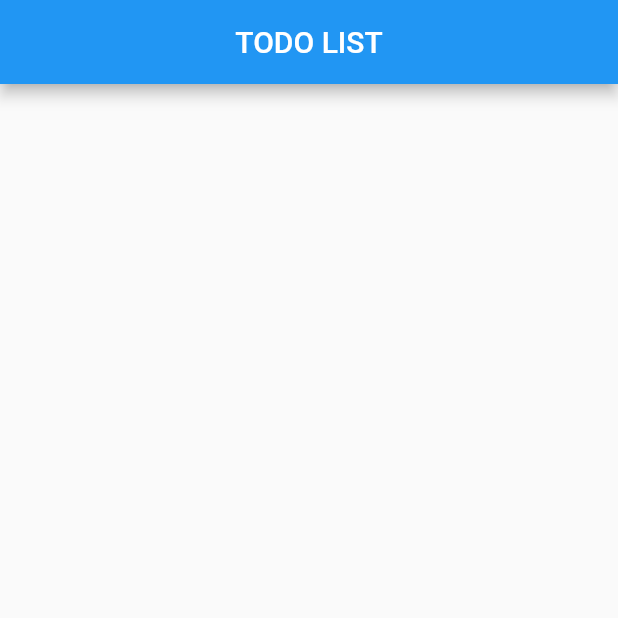
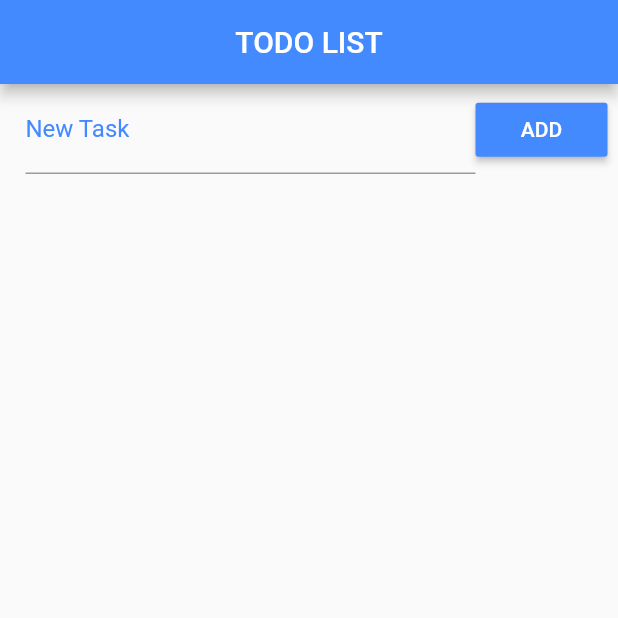
Before and after one commit to eugenio-oliveira/todo_list, a Flutter app: the screen it shows after launch, on a phone screen of 412 x 824 dp, the top half of it. Run offline on Flutter 3.47's test engine with Material 2 defaults, Android fonts, the phone set to English and light mode, and no system bars.

Commit message:
first commit

```diff
--- a/lib/main.dart
+++ b/lib/main.dart
@@ -18,22 +18,128 @@ class Home extends StatefulWidget {
 class _HomeState extends State<Home> {
 
   List _toDoList = [];
+  Map<String, dynamic> _lastItemRemoved;
+  int _lastItemRemovedPos;
+
+  final _taskController = TextEditingController();
+
   @override
   Widget build(BuildContext context) {
     return Scaffold(
       appBar: AppBar(
         title: const Text("TODO LIST"),
+        backgroundColor: Colors.blueAccent,
         centerTitle: true,
+      ),
+      body: Column(
+        children: <Widget>[
+          Container(
+            padding: EdgeInsets.fromLTRB(17.0, 1.0, 7.0, 1.0),
+            child: Row(
+              children: <Widget>[
+                Expanded(
+                  child: TextField(
+                    decoration: InputDecoration(
+                      labelText: "New Task",
+                      labelStyle: TextStyle(color: Colors.blueAccent),
+                    ),
+                    controller: _taskController,
+                  ),
+                ),
+                RaisedButton(
+                  color: Colors.blueAccent,
+                  child: Text("ADD"),
+                  textColor: Colors.white,
+                  onPressed: _addTask,
+                ),
+              ],
+            ),
+          ),
+          Expanded(
+            child: ListView.builder(
+                padding: EdgeInsets.only(top: 10.0),
+                itemCount: _toDoList.length,
+                itemBuilder: buildItem,
+            ),
+          ),
+        ],
       ),
     );
   }
 
-  Future<File>  _getFile() async{
+  Widget buildItem(context, index){
+    return Dismissible(
+      key: Key(DateTime.now().millisecondsSinceEpoch.toString()),
+      background: Container(
+        color: Colors.red,
+        child: Align(
+          alignment: Alignment(-0.9, 0.0),
+            child: Icon(Icons.delete, color: Colors.white),
+        ),
+      ),
+      direction: DismissDirection.startToEnd,
+      child: CheckboxListTile(
+        title: Text(_toDoList[index]["title"]),
+        value: _toDoList[index]["ok"],
+        secondary: CircleAvatar(
+          child: Icon(_toDoList[index]["ok"] ? Icons.check : Icons.error),
+        ),
+        onChanged: (checked){
+          setState(() {
+            _toDoList[index]["ok"] = checked;
+            _saveData();
+          });
+        },
+      ),
+      onDismissed: (direction){
+        setState(() {
+          _lastItemRemoved = Map.from(_toDoList[index]);
+          _lastItemRemovedPos = index;
+          _toDoList.removeAt(index);
+          _saveData();
+          final snackBar = SnackBar(
+            content: Text("Task \"${_lastItemRemoved["title"]}\" deleted."),
+            action: SnackBarAction(label: "Undo", onPressed: (){
+              setState(() {
+                _toDoList.insert(_lastItemRemovedPos, _lastItemRemoved);
+                _saveData();
+              });
+            }),
+            duration: Duration(seconds: 2),
+          );
+          Scaffold.of(context).showSnackBar(snackBar);
+        });
+      },
+    );
+  }
+  void _addTask(){
+    setState(() {
+      Map<String, dynamic> newTask = Map();
+      newTask["title"] = _taskController.text;
+      _taskController.text = "";
+      newTask["ok"] = false;
+      _toDoList.add(newTask);
+      _saveData();
+    });
+  }
+
+
+  @override
+  void initState() {
+    super.initState();
+    _readData().then((data){
+      setState(() {
+        _toDoList = json.decode(data);
+      });
+    });
+  }
+
+  Future<File> _getFile() async{
     final directory = await getApplicationDocumentsDirectory();
     return File("${directory.path}/data.json");
   }
 
-  Future<File>  _saveData() async{
+  Future<File> _saveData() async{
     String data = json.encode(_toDoList);
     final file = await _getFile();
     return file.writeAsString(data);
@@ -43,7 +149,7 @@ class _HomeState extends State<Home> {
     try {
       final file = await _getFile();
       return file.readAsString();
-    }catch(ex){
+    }catch(exception){
       return null;
     }
   }
```
